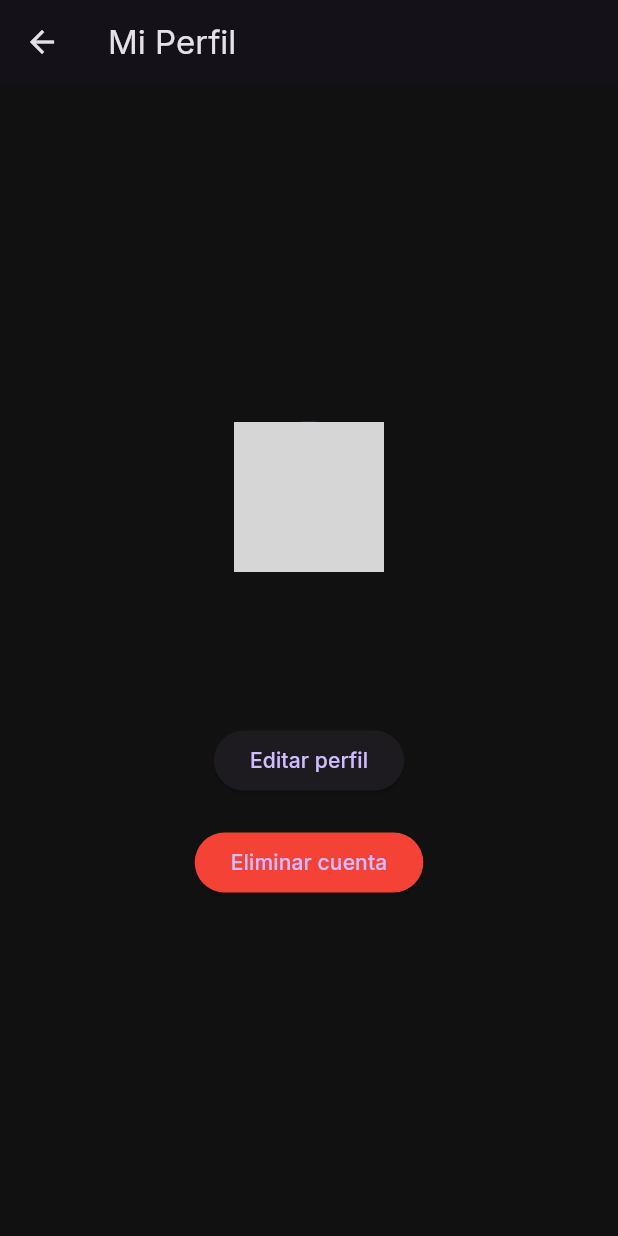
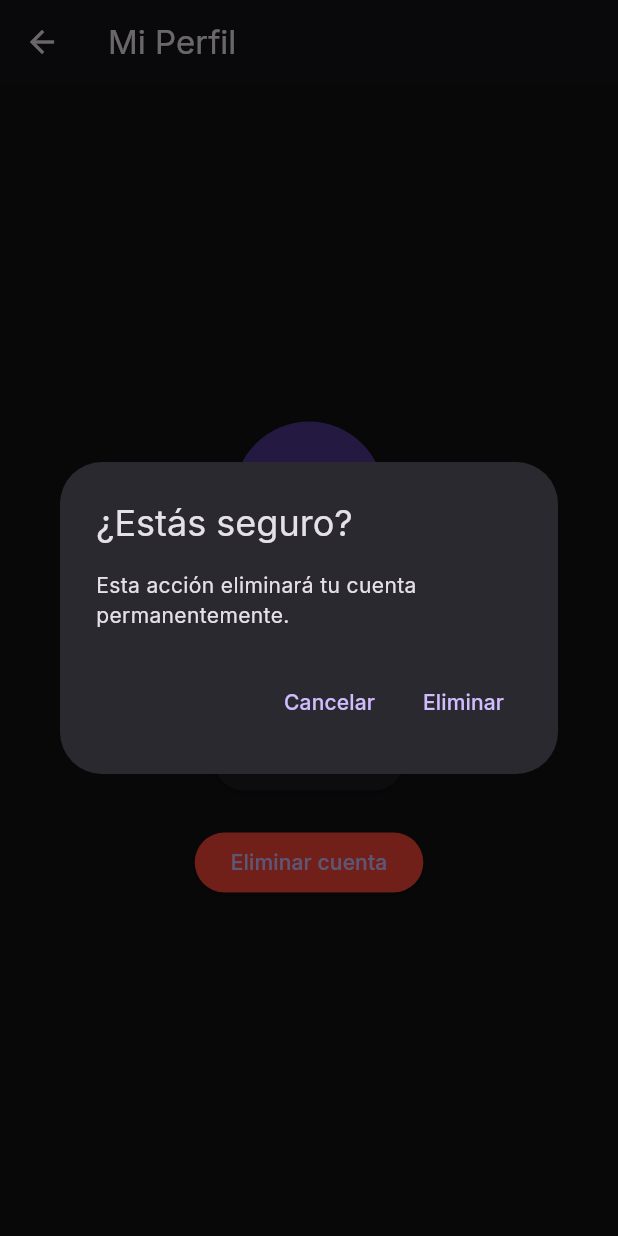
Before and after one commit to nicoplanas/umtrack_proyecto, a Flutter app: the ProfilePage screen opened directly, after a tap on "Eliminar cuenta", on a phone screen of 412 x 824 dp. Run offline on Flutter 3.47's test engine with Material 3 defaults, Android fonts, the phone set to English and light mode, and no system bars; our stand-ins replace cloud_firestore, firebase_auth, firebase_core, google_fonts; accounts and stored records are empty; network calls fail; grey boxes are pictures that could not be loaded.

Commit message:
Confirmar Eliminar Cuenta
Confirmacion para eliminar la cuenta

```diff
--- a/lib/features/profile/views/profile_page.dart
+++ b/lib/features/profile/views/profile_page.dart
@@ -35,6 +35,38 @@ class _ProfilePageState extends State<ProfilePage> {
       photoURL = data?['profileImageUrl'] ?? '';
       isLoading = false;
     });
+  }
+
+  Future<void> _confirmAndDelete() async {
+    final result = await showDialog<bool>(
+      context: context,
+      builder: (context) => AlertDialog(
+        title: const Text('¿Estás seguro?'),
+        content: const Text('Esta acción eliminará tu cuenta permanentemente.'),
+        actions: [
+          TextButton(
+            child: const Text('Cancelar'),
+            onPressed: () => Navigator.of(context).pop(false),
+          ),
+          TextButton(
+            child: const Text('Eliminar'),
+            onPressed: () => Navigator.of(context).pop(true),
+          ),
+        ],
+      ),
+    );
+
+    if (result == true) {
+      final user = FirebaseAuth.instance.currentUser;
+      if (user != null) {
+        final uid = user.uid;
+
+        await FirebaseFirestore.instance.collection('usuarios').doc(uid).delete();
+        await user.delete();
+
+        Navigator.of(context).popUntil((r) => r.isFirst);
+      }
+    }
   }
 
   @override
@@ -76,24 +108,7 @@ class _ProfilePageState extends State<ProfilePage> {
             ),
             const SizedBox(height: 20),
             ElevatedButton(
-              onPressed: () async {
-                final user = FirebaseAuth.instance.currentUser;
-                if (user != null) {
-                  final uid = user.uid;
-
-                  // Eliminar de Firestore
-                  await FirebaseFirestore.instance
-                      .collection('usuarios')
-                      .doc(uid)
-                      .delete();
-
-                  // Eliminar de Authentication
-                  await user.delete();
-
-                  // Regresar al inicio
-                  Navigator.of(context).popUntil((r) => r.isFirst);
-                }
-              },
+              onPressed: _confirmAndDelete,
               style: ElevatedButton.styleFrom(backgroundColor: Colors.red),
               child: const Text('Eliminar cuenta'),
             ),
```
